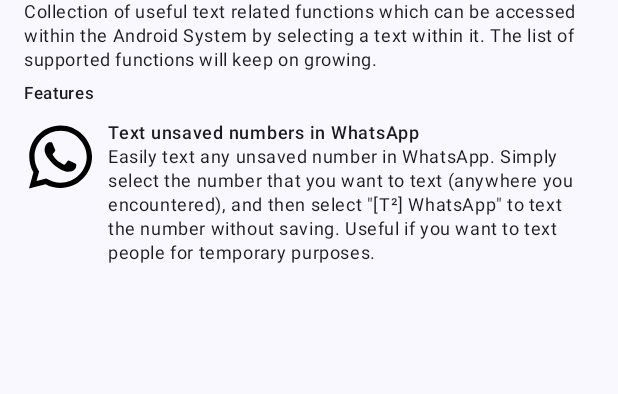
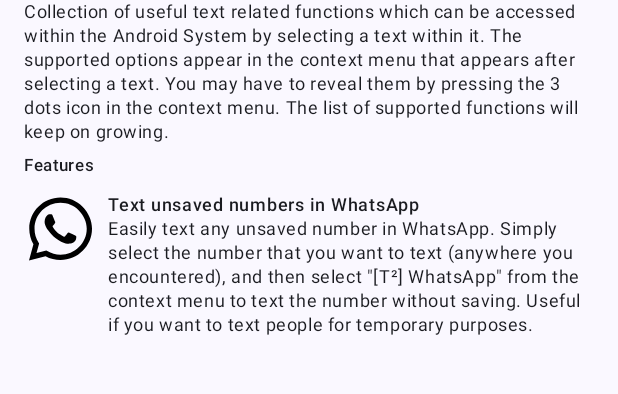
Before and after one commit to corphish/TextTools, an Android app built with Jetpack Compose: the screen it shows after launch (MainActivity), on a phone screen of 412 x 824 dp, the part 63-457 px from its top. Run offline under Robolectric (Android 15) with nearby library versions, the phone set to English and light mode, and no system bars.

Commit message:
Improve texts
Signed-off-by: Avinaba Dalal <d97.avinaba@gmail.com>

```diff
--- a/app/src/main/res/values/strings.xml
+++ b/app/src/main/res/values/strings.xml
@@ -1,10 +1,10 @@
 <resources>
     <string name="app_name">Text Tools</string>
     <string name="quick_tools_whatsapp">[T\u00B2] WhatsApp</string>
-    <string name="app_desc">Collection of useful text related functions which can be accessed within the Android System by selecting a text within it. The list of supported functions will keep on growing.</string>
+    <string name="app_desc">Collection of useful text related functions which can be accessed within the Android System by selecting a text within it. The supported options appear in the context menu that appears after selecting a text. You may have to reveal them by pressing the 3 dots icon in the context menu. The list of supported functions will keep on growing.</string>
 
     <string name="features">Features</string>
 
     <string name="wup_title">Text unsaved numbers in WhatsApp</string>
-    <string name="wup_desc">Easily text any unsaved number in WhatsApp. Simply select the number that you want to text (anywhere you encountered), and then select \"[T\u00B2] WhatsApp\" to text the number without saving. Useful if you want to text people for temporary purposes.</string>
+    <string name="wup_desc">Easily text any unsaved number in WhatsApp. Simply select the number that you want to text (anywhere you encountered), and then select \"[T\u00B2] WhatsApp\" from the context menu to text the number without saving. Useful if you want to text people for temporary purposes.</string>
 </resources>
```
